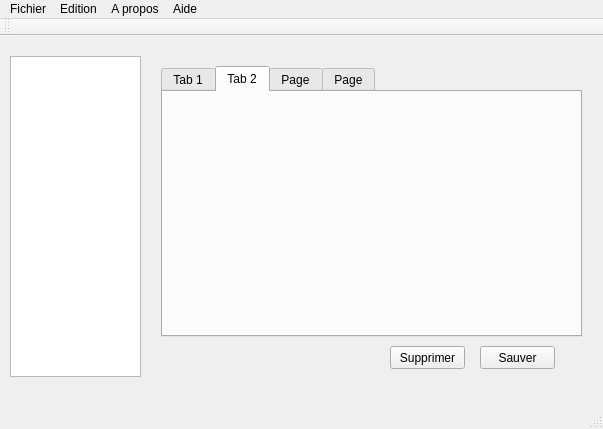
The window that ProjetPriseDeNote/mainwindow.ui (Simobain/MotDit) describes before a commit, drawn with Qt 5.
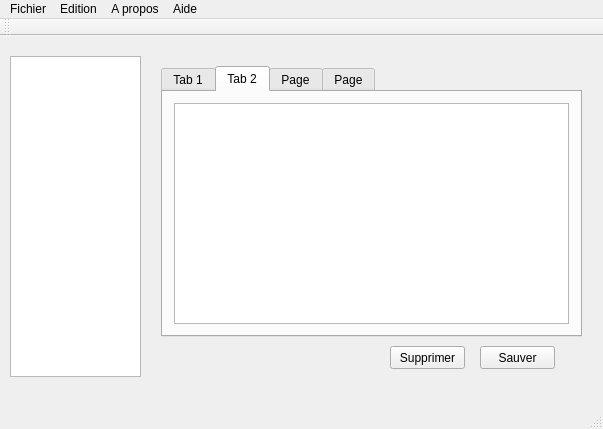
The same window after the commit. The open tabs and pages were chosen to show the change.

Diff of the .ui file:
```diff
--- a/ProjetPriseDeNote/mainwindow.ui
+++ b/ProjetPriseDeNote/mainwindow.ui
@@ -36,7 +36,11 @@
      <attribute name="title">
       <string>Tab 2</string>
      </attribute>
-     <layout class="QVBoxLayout" name="verticalLayout_2"/>
+     <layout class="QVBoxLayout" name="verticalLayout_2">
+      <item>
+       <widget class="QTextEdit" name="textEdit_2"/>
+      </item>
+     </layout>
     </widget>
     <widget class="QWidget" name="onglet_tex">
      <attribute name="title">
```
Left out of the diff: 6 changed lines with no effect on the pictures.
